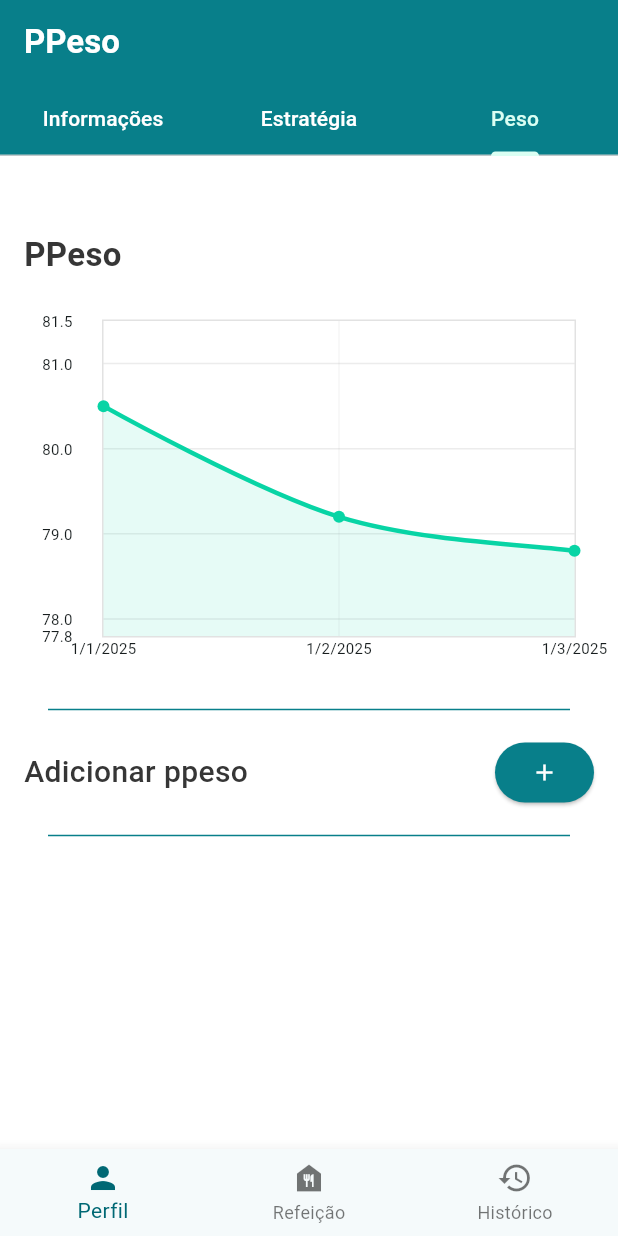
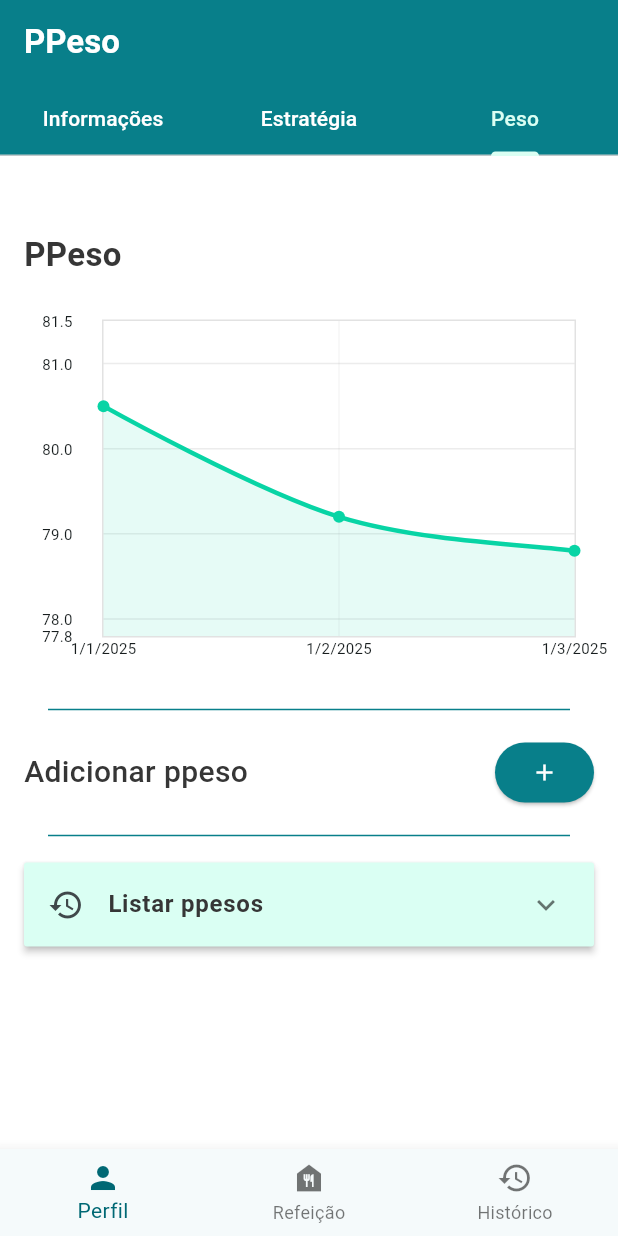
Before and after one commit to Arodrigow/ppeso_mobile, a Flutter app: the screen it shows after launch, tab 3 chosen, on a phone screen of 412 x 824 dp. Run offline on Flutter 3.47's test engine with Material 3 defaults, Android fonts, the light colour scheme and no system bars; drawn by our look-alikes of fl_chart; our stand-ins replace flutter_svg, go_router.

Commit message:
Added accordion to show a list of weight values.

```diff
--- a/lib/features/profile/pages/weight_tab.dart
+++ b/lib/features/profile/pages/weight_tab.dart
@@ -3,6 +3,7 @@ import 'package:ppeso_mobile/core/styles.dart';
 import 'package:ppeso_mobile/features/profile/models/date_model.dart';
 import 'package:ppeso_mobile/features/profile/widgets/custom_modal.dart';
 import 'package:ppeso_mobile/features/profile/widgets/weight_chart.dart';
+import 'package:ppeso_mobile/shared/accordion_custom.dart';
 import 'package:ppeso_mobile/shared/content.dart';
 import 'package:ppeso_mobile/shared/divider.dart';
 import 'package:ppeso_mobile/shared/tab_structure.dart';
@@ -19,6 +20,12 @@ class _WeightTabState extends State<WeightTab> {
     text:
         "${DateTime.now().day}/${DateTime.now().month}/${DateTime.now().year}",
   );
+
+  final List<DateModel> _weightData = [
+    DateModel(date: DateTime(2025, 1, 1), weight: 80.5),
+    DateModel(date: DateTime(2025, 2, 1), weight: 79.2),
+    DateModel(date: DateTime(2025, 3, 1), weight: 78.8),
+  ];
 
   Future<void> _selectDate() async {
     final DateTime? picked = await showDatePicker(
@@ -39,13 +46,7 @@ class _WeightTabState extends State<WeightTab> {
       children: [
         Text("PPeso", style: AppTextStyles.title),
         const SizedBox(height: 20),
-        WeightChart(
-          weightData: [
-            DateModel(date: DateTime(2025, 1, 1), weight: 80.5),
-            DateModel(date: DateTime(2025, 2, 1), weight: 79.2),
-            DateModel(date: DateTime(2025, 3, 1), weight: 78.8),
-          ],
-        ),
+        WeightChart(weightData: _weightData),
         DividerPPeso(),
         Row(
           mainAxisAlignment: MainAxisAlignment.spaceBetween,
@@ -124,6 +125,9 @@ class _WeightTabState extends State<WeightTab> {
           ],
         ),
         DividerPPeso(),
+        AccordionCustom(
+          weightData: _weightData,
+        ),
       ],
     );
   }
--- /dev/null
+++ b/lib/shared/accordion_custom.dart
@@ -0,0 +1,67 @@
+import 'package:flutter/material.dart';
+import 'package:ppeso_mobile/core/styles.dart';
+import 'package:ppeso_mobile/features/profile/models/date_model.dart';
+import 'package:ppeso_mobile/shared/content.dart';
+
+class AccordionCustom extends StatefulWidget {
+  final List<DateModel> weightData;
+  const AccordionCustom({super.key, required this.weightData});
+
+  @override
+  State<AccordionCustom> createState() => _AccordionCustomState();
+}
+
+class _AccordionCustomState extends State<AccordionCustom> {
+  @override
+  Widget build(BuildContext context) {
+    return ExpansionPanelList.radio(
+      children: [
+        ExpansionPanelRadio(
+          value: 0,
+          headerBuilder: (context, isExpanded) {
+            return const ListTile(
+              leading: Icon(Icons.history),
+              title: Text(
+                WeightTabContent.historicWeightTitle,
+                style: AppTextStyles.bodyBold,
+              ),
+            );
+          },
+          backgroundColor: AppColors.appBackground,
+          canTapOnHeader: true,
+          body: Container(
+            color: AppColors.widgetBackground,
+            child: Padding(
+              padding: const EdgeInsets.only(
+                left: 16,
+                right: 16,
+                top: 10,
+                bottom: 10,
+              ),
+              child: Column(
+                children: [
+                  for (final weight in widget.weightData)
+                    Row(
+                      mainAxisAlignment: MainAxisAlignment.spaceBetween,
+                      children: [
+                        Text("${weight.date.day}/${weight.date.month}/${weight.date.year}: ${weight.weight}"),
+                        ElevatedButton(
+                          onPressed: () {},
+                          style: ButtonStyle(
+                            backgroundColor: WidgetStateProperty.all(
+                              Colors.red,
+                            ),
+                          ),
+                          child: Icon(Icons.delete, color: Colors.white),
+                        ),
+                      ],
+                    ),
+                ],
+              ),
+            ),
+          ),
+        ),
+      ],
+    );
+  }
+}
```
